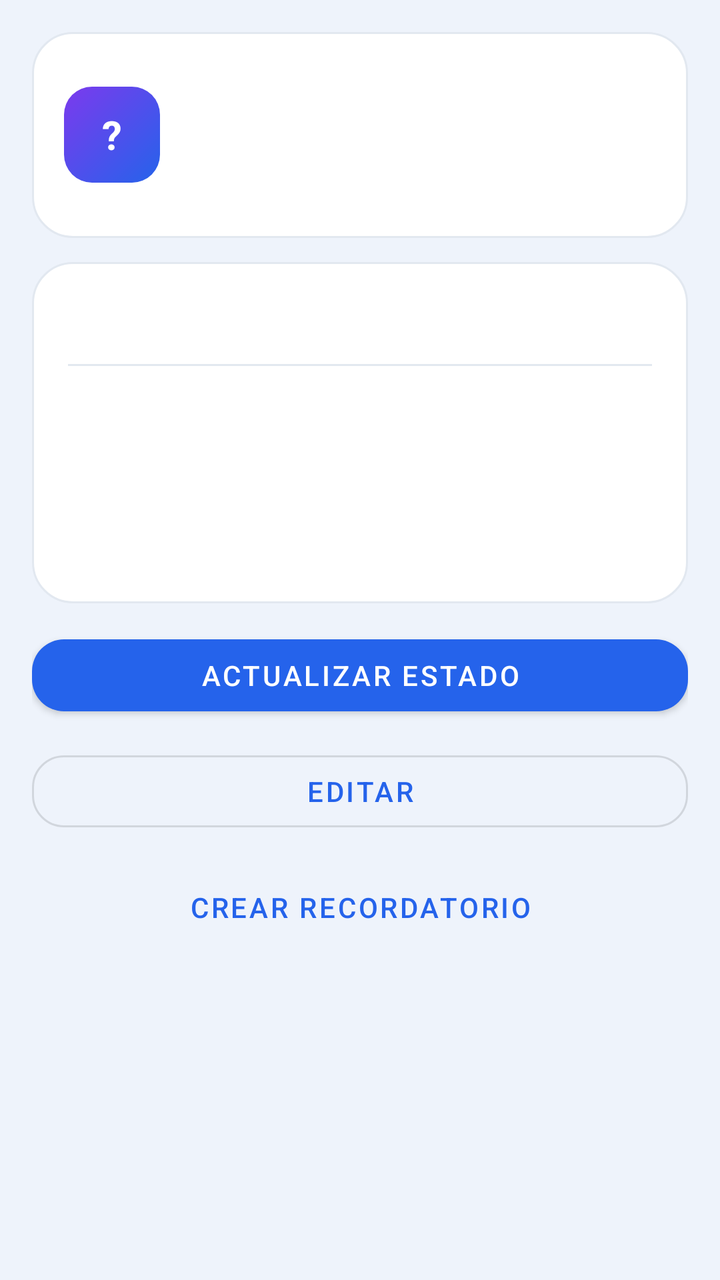
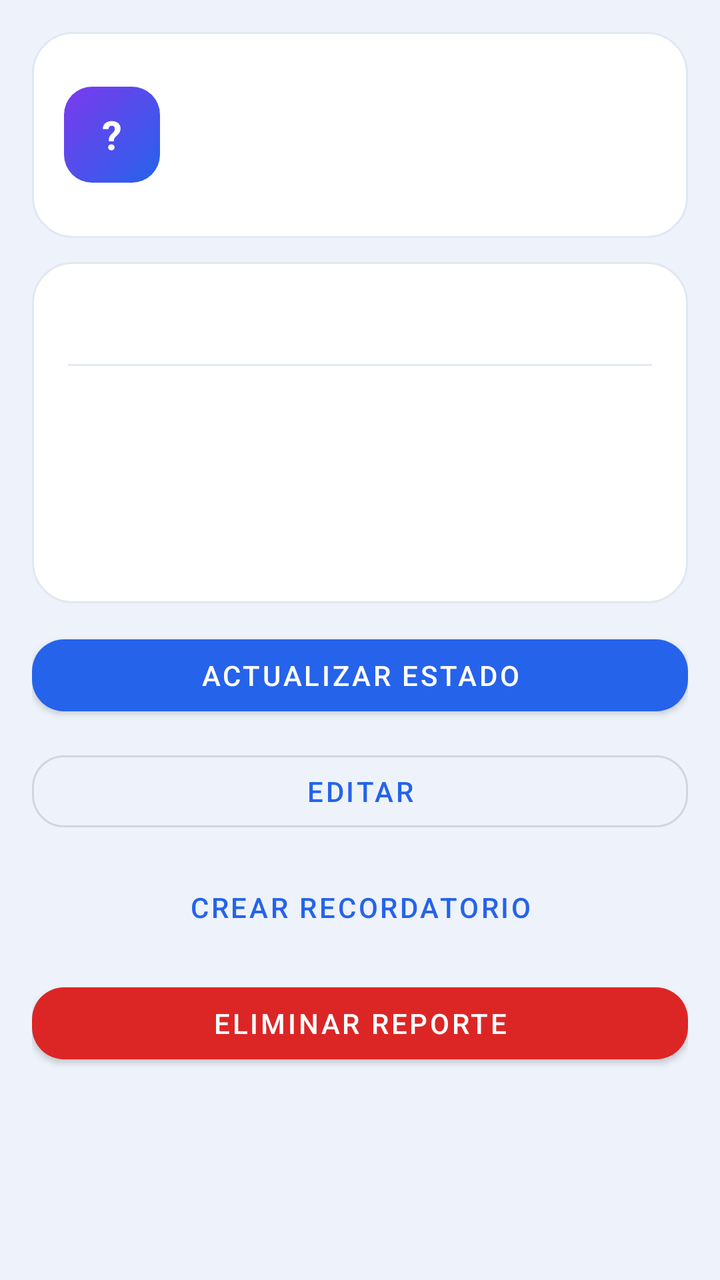

Compare the two renders of this Android layout. The source of the first and the diff that turns it into the second are given below.
<!-- AndroidManifest.xml: application theme Theme.NodoCivico -->
<!-- res/layout/fragment_report_detail.xml -->
<?xml version="1.0" encoding="utf-8"?>
<ScrollView xmlns:android="http://schemas.android.com/apk/res/android"
    xmlns:app="http://schemas.android.com/apk/res-auto"
    android:layout_width="match_parent"
    android:layout_height="match_parent"
    android:background="@color/background">

    <LinearLayout
        android:layout_width="match_parent"
        android:layout_height="wrap_content"
        android:orientation="vertical"
        android:padding="16dp">

        
        <LinearLayout
            android:layout_width="match_parent"
            android:layout_height="wrap_content"
            android:orientation="horizontal"
            android:background="@drawable/bg_card"
            android:padding="16dp"
            android:layout_marginBottom="12dp"
            android:gravity="center_vertical">

            <TextView
                android:id="@+id/tv_icon_letter"
                android:layout_width="48dp"
                android:layout_height="48dp"
                android:background="@drawable/bg_report_icon"
                android:gravity="center"
                android:textColor="@color/white"
                android:textStyle="bold"
                android:textSize="20sp"
                android:text="?" />

            <LinearLayout
                android:layout_width="0dp"
                android:layout_height="wrap_content"
                android:layout_weight="1"
                android:orientation="vertical"
                android:layout_marginStart="14dp">

                <TextView
                    android:id="@+id/tv_title"
                    android:layout_width="match_parent"
                    android:layout_height="wrap_content"
                    android:textStyle="bold"
                    android:textSize="16sp"
                    android:textColor="@color/text_primary" />

                <TextView
                    android:id="@+id/tv_status"
                    android:layout_width="wrap_content"
                    android:layout_height="wrap_content"
                    android:paddingHorizontal="10dp"
                    android:paddingVertical="5dp"
                    android:textSize="11sp"
                    android:textStyle="bold"
                    android:layout_marginTop="6dp" />

                <TextView
                    android:id="@+id/tv_sync_badge"
                    android:layout_width="wrap_content"
                    android:layout_height="wrap_content"
                    android:textSize="11sp"
                    android:textColor="@color/text_muted"
                    android:layout_marginTop="4dp" />
            </LinearLayout>
        </LinearLayout>

        
        <LinearLayout
            android:layout_width="match_parent"
            android:layout_height="wrap_content"
            android:orientation="vertical"
            android:background="@drawable/bg_card"
            android:padding="18dp"
            android:layout_marginBottom="12dp">

            <TextView
                android:id="@+id/tv_description"
                android:layout_width="match_parent"
                android:layout_height="wrap_content"
                android:textSize="14sp"
                android:textColor="@color/text_primary"
                android:lineSpacingMultiplier="1.5"
                android:layout_marginBottom="14dp" />

            <View
                android:layout_width="match_parent"
                android:layout_height="1dp"
                android:background="@color/border"
                android:layout_marginBottom="12dp" />

            <TextView
                android:id="@+id/tv_category"
                android:layout_width="match_parent"
                android:layout_height="wrap_content"
                android:textSize="13sp"
                android:textColor="@color/text_muted"
                android:layout_marginBottom="6dp" />

            <TextView
                android:id="@+id/tv_priority"
                android:layout_width="match_parent"
                android:layout_height="wrap_content"
                android:textSize="13sp"
                android:textColor="@color/text_muted"
                android:layout_marginBottom="6dp" />

            <TextView
                android:id="@+id/tv_location"
                android:layout_width="match_parent"
                android:layout_height="wrap_content"
                android:textSize="13sp"
                android:textColor="@color/text_muted"
                android:layout_marginBottom="6dp" />

            <TextView
                android:id="@+id/tv_date"
                android:layout_width="match_parent"
                android:layout_height="wrap_content"
                android:textSize="13sp"
                android:textColor="@color/text_muted" />
        </LinearLayout>

        
        <com.google.android.material.button.MaterialButton
            android:id="@+id/btn_update_status"
            android:layout_width="match_parent"
            android:layout_height="wrap_content"
            android:text="@string/btn_update_status"
            android:layout_marginBottom="10dp"
            app:cornerRadius="16dp" />

        <com.google.android.material.button.MaterialButton
            android:id="@+id/btn_edit"
            android:layout_width="match_parent"
            android:layout_height="wrap_content"
            android:text="@string/btn_edit"
            android:layout_marginBottom="10dp"
            app:cornerRadius="16dp"
            style="@style/Widget.MaterialComponents.Button.OutlinedButton" />

        <com.google.android.material.button.MaterialButton
            android:id="@+id/btn_reminder"
            android:layout_width="match_parent"
            android:layout_height="wrap_content"
            android:text="@string/btn_create_reminder"
            app:cornerRadius="16dp"
            style="@style/Widget.MaterialComponents.Button.TextButton" />

    </LinearLayout>
</ScrollView>
<!-- resources referenced by this layout -->
<resources>
  <color name="background">#EEF3FB</color>
  <color name="border">#E2E8F0</color>
  <color name="text_muted">#64748B</color>
  <color name="text_primary">#182230</color>
  <color name="white">#FFFFFFFF</color>
  <!-- drawable bg_card (drawable) -->
  <?xml version="1.0" encoding="utf-8"?>
  <shape xmlns:android="http://schemas.android.com/apk/res/android"
      android:shape="rectangle">
      <solid android:color="@color/surface" />
      <corners android:radius="@dimen/radius_card" />
      <stroke android:width="1dp" android:color="@color/border" />
  </shape>
  <!-- drawable bg_report_icon (drawable) -->
  <?xml version="1.0" encoding="utf-8"?>
  <shape xmlns:android="http://schemas.android.com/apk/res/android"
      android:shape="rectangle">
      <gradient
          android:angle="135"
          android:startColor="#2563EB"
          android:endColor="#7C3AED" />
      <corners android:radius="14dp" />
  </shape>
  <string name="btn_create_reminder">Crear recordatorio</string>
  <string name="btn_edit">Editar</string>
  <string name="btn_update_status">Actualizar estado</string>
  <style name="Theme.NodoCivico" parent="Theme.MaterialComponents.DayNight.NoActionBar">
          <item name="colorPrimary">@color/primary</item>
          <item name="colorPrimaryVariant">@color/primary_dark</item>
          <item name="colorOnPrimary">@color/white</item>
          <item name="colorSecondary">@color/success</item>
          <item name="colorOnSecondary">@color/white</item>
          <item name="android:colorBackground">@color/background</item>
          <item name="colorSurface">@color/surface</item>
          <item name="android:statusBarColor">@color/primary_dark</item>
          <item name="android:windowBackground">@color/background</item>
      </style>
  <color name="surface">#FFFFFF</color>
  <dimen name="radius_card">20dp</dimen>
  <color name="primary">#2563EB</color>
  <color name="primary_dark">#0F4BD8</color>
  <color name="success">#16A34A</color>
</resources>

<!-- the commit's change to res/layout/fragment_report_detail.xml (unified diff, before → after) -->
@@ -146,8 +146,18 @@
             android:layout_width="match_parent"
             android:layout_height="wrap_content"
             android:text="@string/btn_create_reminder"
+            android:layout_marginBottom="10dp"
             app:cornerRadius="16dp"
             style="@style/Widget.MaterialComponents.Button.TextButton" />
 
+        <com.google.android.material.button.MaterialButton
+            android:id="@+id/btn_delete"
+            android:layout_width="match_parent"
+            android:layout_height="wrap_content"
+            android:text="Eliminar reporte"
+            android:layout_marginBottom="10dp"
+            app:cornerRadius="16dp"
+            app:backgroundTint="@color/danger" />
+
     </LinearLayout>
 </ScrollView>
<!-- resource entries referenced after the edit -->
@@ -2,6 +2,7 @@
 <resources>
   <color name="background">#EEF3FB</color>
   <color name="border">#E2E8F0</color>
+  <color name="danger">#DC2626</color>
   <color name="text_muted">#64748B</color>
   <color name="text_primary">#182230</color>
   <color name="white">#FFFFFFFF</color>
